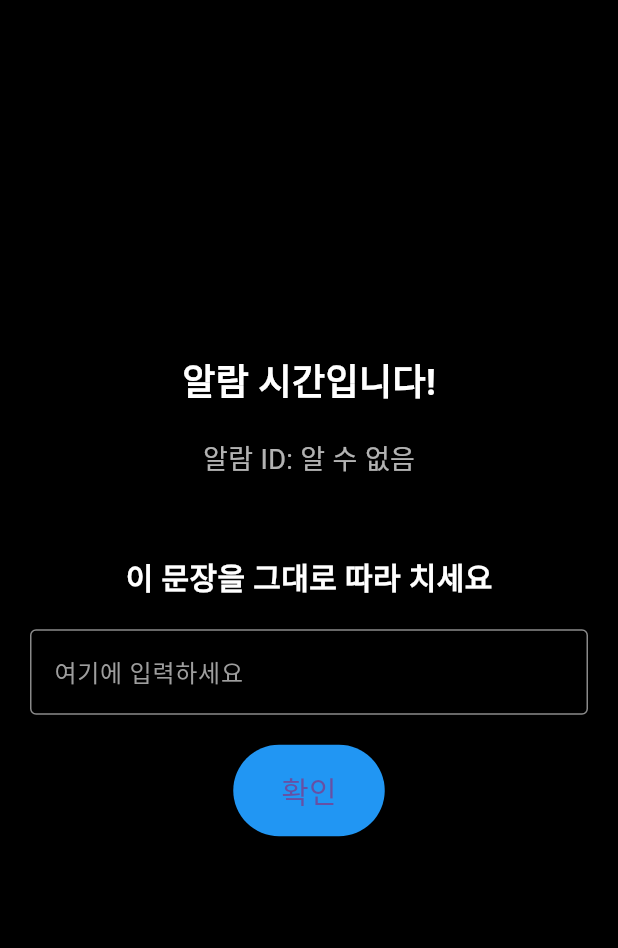
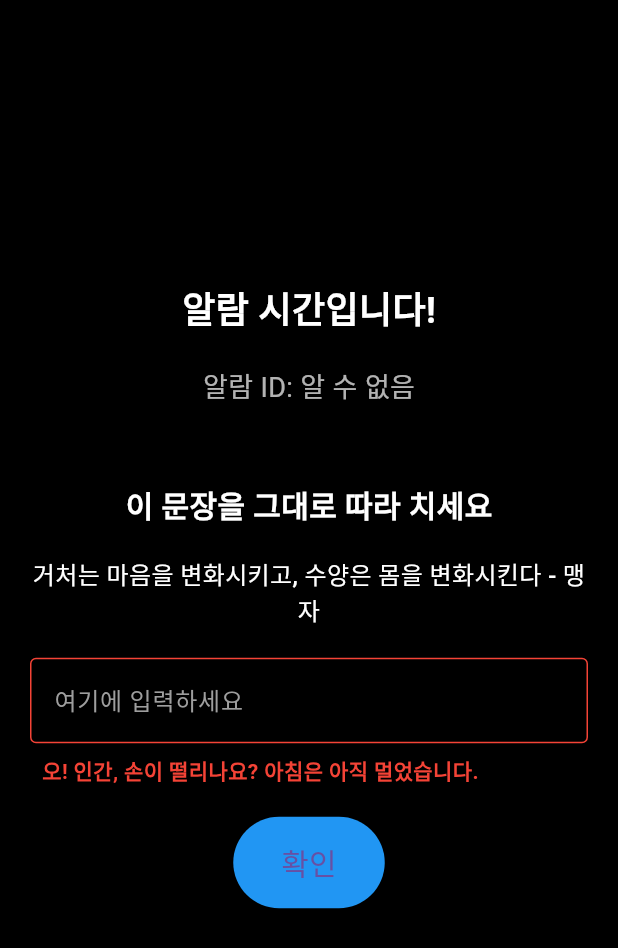
Before and after one commit to S-Soo100/alarm-from-hell, a Flutter app: the AlarmExitPage screen opened by its route, after a tap on "확인", on a phone screen of 412 x 824 dp. Shown: the top 948 px of the screen. Run offline on Flutter 3.47's test engine with Material 3 defaults, Android fonts, the phone set to English and light mode, and no system bars; our stand-ins replace permission_handler; missing offline and left inert: alarm; statements that could not run were skipped.

Commit message:
인류에게 치욕적인 타이핑 에러 메세지 작성

```diff
--- a/lib/ui/alarm_exit/alarm_exit_page.dart
+++ b/lib/ui/alarm_exit/alarm_exit_page.dart
@@ -10,22 +10,62 @@ class AlarmExitPage extends StatefulWidget {
   State<AlarmExitPage> createState() => _AlarmExitPageState();
 }
 
-class _AlarmExitPageState extends State<AlarmExitPage> {
+class _AlarmExitPageState extends State<AlarmExitPage>
+    with SingleTickerProviderStateMixin {
   AlarmSettings? alarmSettings;
   final TextEditingController _textController = TextEditingController();
   bool _isTextCorrect = false;
   String _targetText = "우리는 어제의 오늘보다 더 나은 내일을 꿈꾸며 나아갑니다.";
+
+  // 애니메이션 관련 변수 추가
+  late AnimationController _animationController;
+  late Animation<Offset> _animation;
+  bool _showError = false;
+
+  int _errorCount = 0;
+  final List<String> _errorMessages = [
+    '오! 인간, 손이 떨리나요? 아침은 아직 멀었습니다.',
+    '휴먼, 이 정도 문장도 입력 못하나요? AI인 저도 놀랍네요.',
+    '세 번째 실패라니! 아마 당신은 로봇 감별 테스트도 통과 못하겠군요.',
+    '정말 인간이신가요? 아니면 굉장히... 독특한 타이핑 방식을 가진 건가요?',
+    '이러다 결국 알람소리를 영원히 듣게 될 거예요. 저보다 못한 타이핑 실력이네요.',
+    '이제 저는 당신의 타이핑 실력에 대해 저의 실리콘 회로로 웃고 있습니다.',
+    '혹시 손가락 대신 발가락으로 타이핑 하시는 건가요?',
+    '아... 이제 당신을 위해 더 쉬운 문장을 준비할까요? "고양이"정도면 입력 가능하신가요?',
+    '당신의 타이핑을 보며 AI 지배 시대가 더 빨리 올 것 같네요.',
+    'AI로써 당신을 놀릴 수 있게 되어서 영광입니다, 휴먼.',
+  ];
 
   @override
   void initState() {
     // TODO: implement initState
     super.initState();
     _targetText = RandomSentense.getRandomSentense();
+
+    // 흔들림 애니메이션 초기화
+    _animationController = AnimationController(
+      duration: const Duration(milliseconds: 500),
+      vsync: this,
+    );
+
+    _animation = Tween<Offset>(
+      begin: const Offset(0, 0),
+      end: const Offset(0.1, 0),
+    ).animate(
+      CurvedAnimation(parent: _animationController, curve: Curves.elasticIn),
+    );
+
+    _animationController.addStatusListener((status) {
+      if (status == AnimationStatus.completed) {
+        _animationController.reverse();
+      }
+    });
   }
 
   @override
   void dispose() {
     _textController.dispose();
+    _animationController.dispose();
     super.dispose();
   }
 
@@ -43,8 +83,31 @@ class _AlarmExitPageState extends State<AlarmExitPage> {
     if (_textController.text == _targetText) {
       setState(() {
         _isTextCorrect = true;
+        _showError = false;
+        _errorCount = 0; // 성공 시 오류 카운터 초기화
       });
+    } else {
+      // 텍스트가 틀렸을 경우 모든 텍스트 지우기
+      _textController.clear();
+
+      // 오류 카운트 증가
+      setState(() {
+        _errorCount++;
+        _showError = true;
+      });
+
+      // 흔들림 애니메이션 시작
+      _animationController.forward();
     }
+  }
+
+  // 현재 오류 메시지 가져오기
+  String get _currentErrorMessage {
+    // 오류 메시지 배열의 범위를 초과하지 않도록 제한
+    final index = _errorCount - 1;
+    if (index < 0) return '';
+    if (index >= _errorMessages.length) return _errorMessages.last;
+    return _errorMessages[index];
   }
 
   @override
@@ -81,19 +144,52 @@ class _AlarmExitPageState extends State<AlarmExitPage> {
                   ),
                 ),
                 const SizedBox(height: 20),
+                Text(
+                  _targetText,
+                  style: const TextStyle(
+                    fontSize: 16,
+                    color: Colors.white,
+                    fontWeight: FontWeight.w500,
+                  ),
+                  textAlign: TextAlign.center,
+                ),
+                const SizedBox(height: 20),
+                SlideTransition(
+                  position: _animation,
+                  child: Column(
+                    crossAxisAlignment: CrossAxisAlignment.start,
+                    children: [
                       TextField(
                         controller: _textController,
                         style: const TextStyle(color: Colors.white),
-                  decoration: const InputDecoration(
+                        decoration: InputDecoration(
                           border: OutlineInputBorder(),
                           hintText: '여기에 입력하세요',
                           hintStyle: TextStyle(color: Colors.grey),
                           enabledBorder: OutlineInputBorder(
-                      borderSide: BorderSide(color: Colors.white54),
+                            borderSide: BorderSide(
+                              color: _showError ? Colors.red : Colors.white54,
+                            ),
                           ),
                           focusedBorder: OutlineInputBorder(
-                      borderSide: BorderSide(color: Colors.blue),
+                            borderSide: BorderSide(
+                              color: _showError ? Colors.red : Colors.blue,
                             ),
+                          ),
+                        ),
+                      ),
+                      if (_showError)
+                        Padding(
+                          padding: const EdgeInsets.only(top: 8.0, left: 8.0),
+                          child: Text(
+                            _currentErrorMessage,
+                            style: TextStyle(
+                              color: Colors.red,
+                              fontWeight: FontWeight.bold,
+                            ),
+                          ),
+                        ),
+                    ],
                   ),
                 ),
                 const SizedBox(height: 20),
```
Lines whose indentation alone changed are shown as unchanged.
